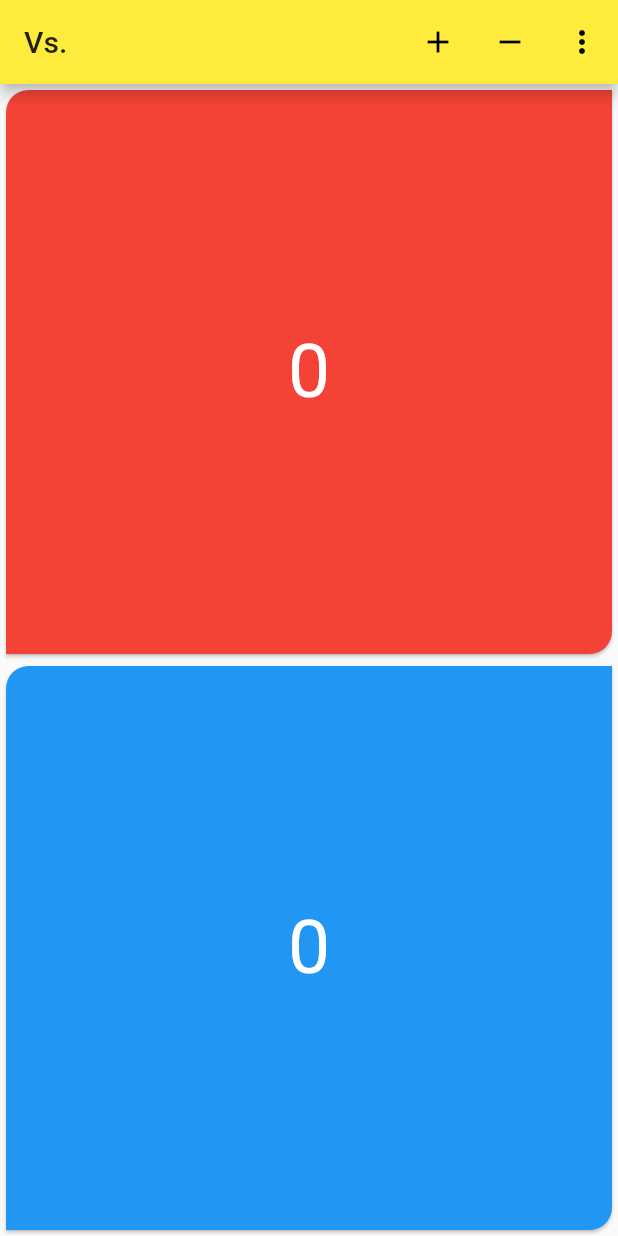
After one commit to LeLuxNet/Vs, a Flutter app: the screen it shows after launch, after a tap on the "add" icon, on a phone screen of 412 x 824 dp. The commit adds this screen. Run offline on Flutter 3.47's test engine with Material 2 defaults, Android fonts, the phone set to English and light mode, and no system bars; our stand-ins replace shared_preferences.

Commit message:
Cleaned up project structure

```diff
--- a/i18n/de.json
+++ b/i18n/de.json
@@ -1,3 +1,4 @@
 {
+  "appName": "Vs.",
   "reset": "Zurücksetzen"
 }
--- a/i18n/en.json
+++ b/i18n/en.json
@@ -1,3 +1,4 @@
 {
+  "appName": "Vs.",
   "reset": "Reset"
 }
--- /dev/null
+++ b/lib/models/game.dart
@@ -0,0 +1,69 @@
+import 'package:flutter/material.dart';
+import 'package:vs/services/store.dart';
+
+import 'counter.dart';
+
+class Game {
+  static final List<Color> colors = [
+    Colors.red,
+    Colors.blue,
+    Colors.green,
+    Colors.yellow
+  ];
+
+  List<Counter> counter;
+  DataStore store;
+
+  Game(store, counter) {
+    this.store = store;
+    this.counter = counter;
+  }
+
+  Game.raw(store, List<int> data) {
+    this.store = store;
+    this.counter = [];
+    for (int i in data) {
+      _addCounter(i);
+    }
+  }
+
+  reset() {
+    counter = [];
+    addCounter();
+  }
+
+  isAddCounter() {
+    return counter.length < colors.length;
+  }
+
+  addCounter() {
+    _addCounter(0);
+  }
+
+  _addCounter(int number) {
+    if (isAddCounter()) {
+      Counter newCounter = new Counter(colors[counter.length], this);
+      newCounter.number = number;
+      counter.add(newCounter);
+      save();
+    }
+  }
+
+  bool isRemoveCounter() {
+    return counter.length > 1 ||
+        (counter.length == 1 && counter[0].number != 0);
+  }
+
+  removeCounter() {
+    if (counter.length > 1) {
+      counter.removeLast();
+      save();
+    } else if (counter.length == 1) {
+      reset();
+    }
+  }
+
+  save() {
+    store.saveGame(this);
+  }
+}
--- /dev/null
+++ b/lib/screens/main_screen.dart
@@ -0,0 +1,115 @@
+import 'package:flutter/material.dart';
+import 'package:vs/models/counter.dart';
+import 'package:vs/models/game.dart';
+import 'package:vs/services/localization.dart';
+import 'package:vs/services/store.dart';
+import 'package:vs/widgets/counter.dart';
+
+class MainScreen extends StatefulWidget {
+  @override
+  _MainScreenState createState() => _MainScreenState();
+}
+
+class _MainScreenState extends State<MainScreen> {
+  Future<Game> _game;
+  DataStore store;
+  bool firstBuild = true;
+
+  static final Choice _resetButton = Choice(title: 'reset');
+  static final List<Choice> _popupMenuButtons = [_resetButton];
+
+  @override
+  void initState() {
+    super.initState();
+    store = new DataStore();
+    _game = store.getGame();
+  }
+
+  void _selectPopupMenu(Choice choice) async {
+    if (choice == _resetButton) {
+      Game game = await _game;
+      setState(() {
+        game.reset();
+      });
+    }
+  }
+
+  Widget _getCounterWidget(Counter data, int id) {
+    return new CounterWidget(data, id, firstBuild);
+  }
+
+  List<Widget> _getCounterCards(Game game) {
+    List<Widget> list = [];
+    for (int i = 0; i < game.counter.length; i++) {
+      list.add(_getCounterWidget(game.counter[i], i));
+    }
+    firstBuild = false;
+    return list;
+  }
+
+  Widget _getOrientationBasedWidget(List<Widget> children) {
+    Orientation currentOrientation = MediaQuery.of(context).orientation;
+    if (currentOrientation == Orientation.portrait) {
+      return new Column(children: children);
+    } else {
+      return new Row(children: children);
+    }
+  }
+
+  @override
+  Widget build(BuildContext context) {
+    return Scaffold(
+        appBar: AppBar(
+          title: Text(AppLocalizations.of(context).translate("appName")),
+          actions: <Widget>[
+            new FutureBuilder<Game>(
+                future: _game,
+                builder: (context, snapshot) {
+                  return IconButton(
+                      icon: Icon(Icons.add),
+                      onPressed:
+                          snapshot.hasData && snapshot.data.isAddCounter()
+                              ? () => setState(snapshot.data.addCounter)
+                              : null);
+                }),
+            new FutureBuilder<Game>(
+                future: _game,
+                builder: (context, snapshot) {
+                  return IconButton(
+                      icon: Icon(Icons.remove),
+                      onPressed:
+                          snapshot.hasData && snapshot.data.isRemoveCounter()
+                              ? () => setState(snapshot.data.removeCounter)
+                              : null);
+                }),
+            PopupMenuButton<Choice>(
+              onSelected: _selectPopupMenu,
+              itemBuilder: (BuildContext context) {
+                return _popupMenuButtons.map((Choice choice) {
+                  return PopupMenuItem<Choice>(
+                    value: choice,
+                    child: Text(
+                        AppLocalizations.of(context).translate(choice.title)),
+                  );
+                }).toList();
+              },
+            ),
+          ],
+        ),
+        body: new FutureBuilder<Game>(
+            future: _game,
+            builder: (context, snapshot) {
+              if (snapshot.hasData) {
+                return _getOrientationBasedWidget(
+                    _getCounterCards(snapshot.data));
+              }
+              return Container();
+            }));
+  }
+}
+
+class Choice {
+  Choice({this.title});
+
+  final String title;
+}
--- a/lib/services/store.dart
+++ b/lib/services/store.dart
@@ -1,6 +1,5 @@
-import 'package:flutter/material.dart';
 import 'package:shared_preferences/shared_preferences.dart';
-import 'package:vs/models/counter.dart';
+import 'package:vs/models/game.dart';
 
 class DataStore {
   static final String settingsKeyPrefix = "settings_";
@@ -10,13 +9,13 @@ class DataStore {
     return await SharedPreferences.getInstance();
   }
 
-  Future<GameData> getGame() async {
+  Future<Game> getGame() async {
     SharedPreferences preferences = await _getInstance();
     List<String> raw = preferences.getStringList(counterKey) ?? ["0"];
-    return GameData.raw(this, raw.map((e) => int.parse(e)).toList());
+    return Game.raw(this, raw.map((e) => int.parse(e)).toList());
   }
 
-  Future<void> saveGame(GameData game) async {
+  Future<void> saveGame(Game game) async {
     SharedPreferences preferences = await _getInstance();
     preferences.setStringList(
         counterKey, game.counter.map((e) => e.number.toString()).toList());
--- a/lib/widgets/counter.dart
+++ b/lib/widgets/counter.dart
@@ -2,7 +2,7 @@ import 'package:flutter/material.dart';
 import 'package:vs/models/counter.dart';
 
 class CounterWidget extends StatefulWidget {
-  CounterData data;
+  Counter data;
   int position;
   bool animate;
 
@@ -14,7 +14,11 @@ class CounterWidget extends StatefulWidget {
   }
 }
 
-class _CounterWidgetState extends State<CounterWidget> with TickerProviderStateMixin {
+class _CounterWidgetState extends State<CounterWidget>
+    with TickerProviderStateMixin {
+  static final BorderRadius borderRadius = BorderRadius.only(
+      bottomRight: Radius.circular(15), topLeft: Radius.circular(15));
+
   bool visible = false;
 
   _setVisible() async {
@@ -30,7 +34,7 @@ class _CounterWidgetState extends State<CounterWidget> with TickerProviderStateM
       duration: Duration(milliseconds: 500),
       child: Card(
         shape: RoundedRectangleBorder(
-          borderRadius: BorderRadius.circular(15.0),
+          borderRadius: borderRadius,
         ),
         color: widget.data.color,
         child: Listener(
@@ -49,6 +53,7 @@ class _CounterWidgetState extends State<CounterWidget> with TickerProviderStateM
             }
           },
           child: InkWell(
+            borderRadius: borderRadius,
             onTap: () {},
             child: Center(
                 child: Text(widget.data.number.toString(),
```
Also changed, not shown: lib/main.dart (+5 -121 lines), lib/models/counter.dart (+5 -69 lines).
